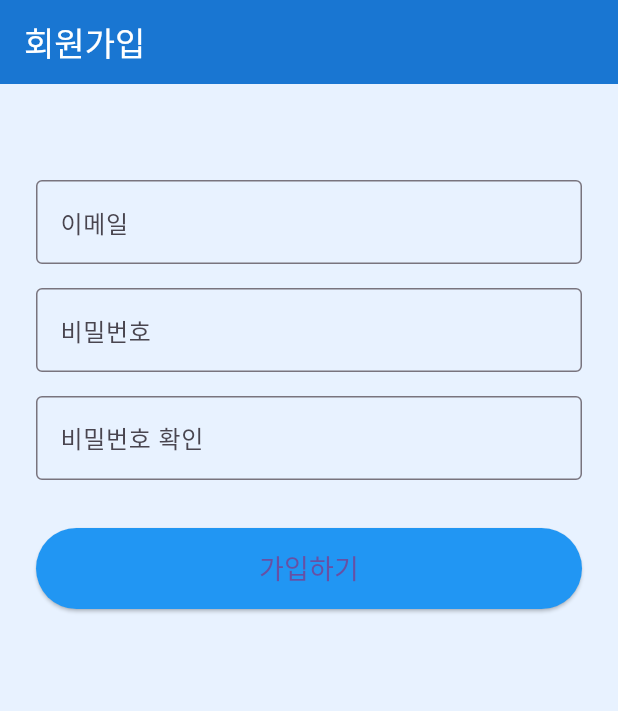
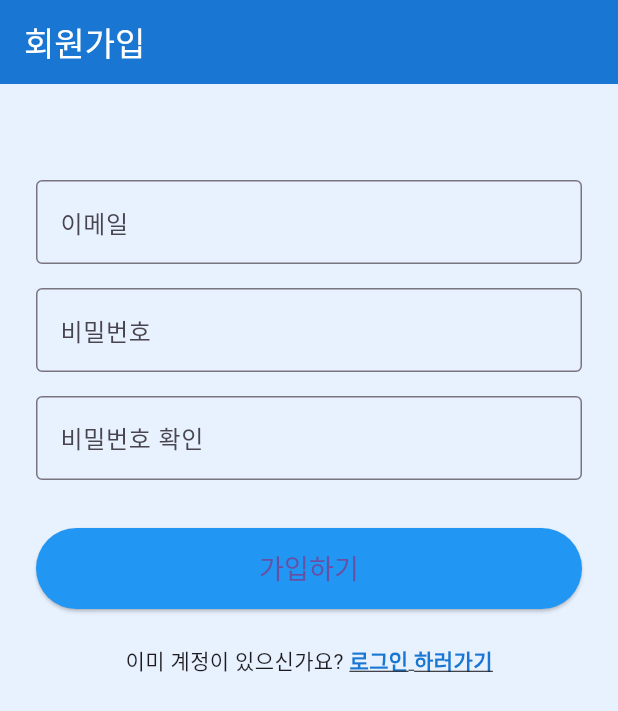
Before and after one commit to roychoi1012/scalping_help_app, a Flutter app: the SignUpScreen screen opened by its route, on a phone screen of 412 x 824 dp. Shown: the top 711 px of the screen. Run offline on Flutter 3.47's test engine with Material 3 defaults, Android fonts, the phone set to English and light mode, and no system bars; our stand-ins replace firebase_auth, firebase_core, go_router; accounts and stored records are empty.

Commit message:
feat : 자동 로그인 구현

```diff
--- a/lib/app/router/router.dart
+++ b/lib/app/router/router.dart
@@ -1,5 +1,5 @@
 import 'package:go_router/go_router.dart';
-import 'package:scalping_helper/presentation/screen/home/home_screen.dart';
+import 'package:scalping_helper/presentation/auth/auth_gate.dart';
 import 'package:scalping_helper/presentation/screen/sign_in/sign_in_screen.dart';
 import 'package:scalping_helper/presentation/screen/sign_up/sign_up_screen.dart';
 
@@ -8,7 +8,7 @@ final GoRouter router = GoRouter(
   routes: [
     GoRoute(
       path: '/',
-      builder: (context, state) => const HomeScreen(), // 임시 홈
+      builder: (context, state) => const AuthGate(),
     ),
     GoRoute(
       path: '/signup',
--- a/lib/presentation/screen/sign_up/sign_up_screen.dart
+++ b/lib/presentation/screen/sign_up/sign_up_screen.dart
@@ -63,10 +63,10 @@ class _SignUpScreenState extends State<SignUpScreen> {
   @override
   Widget build(BuildContext context) {
     return Scaffold(
-      backgroundColor: const Color(0xFFE8F2FF), // 연파랑 계열
+      backgroundColor: const Color(0xFFE8F2FF),
       appBar: AppBar(
         title: const Text('회원가입'),
-        backgroundColor: const Color(0xFF1976D2), // 파랑 계열
+        backgroundColor: const Color(0xFF1976D2),
         foregroundColor: Colors.white,
       ),
       body: Padding(
@@ -136,11 +136,31 @@ class _SignUpScreenState extends State<SignUpScreen> {
                         backgroundColor: const Color(0xFF2196F3),
                         padding: const EdgeInsets.symmetric(vertical: 14),
                       ),
-                      child: const Text(
-                        '가입하기',
-                        style: TextStyle(fontSize: 18),
-                      ),
+                      child: const Text('가입하기', style: TextStyle(fontSize: 18)),
                     ),
+              const SizedBox(height: 24),
+              GestureDetector(
+                onTap: () {
+                  context.go('/sign_in');
+                },
+                child: const Center(
+                  child: Text.rich(
+                    TextSpan(
+                      text: '이미 계정이 있으신가요? ',
+                      children: [
+                        TextSpan(
+                          text: '로그인 하러가기',
+                          style: TextStyle(
+                            color: Color(0xFF1976D2),
+                            fontWeight: FontWeight.bold,
+                            decoration: TextDecoration.underline,
+                          ),
+                        )
+                      ],
+                    ),
+                  ),
+                ),
+              ),
             ],
           ),
         ),
```
Also changed, not shown: lib/presentation/auth/auth_gate.dart (added, +32 -0 lines), lib/presentation/screen/home/home_screen.dart (+46 -6 lines), lib/presentation/screen/sign_in/sign_in_screen.dart (+63 -14 lines).
